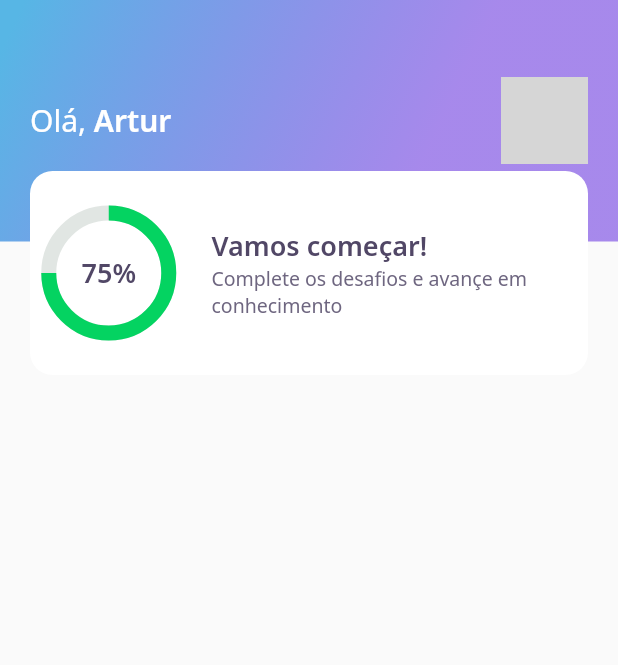
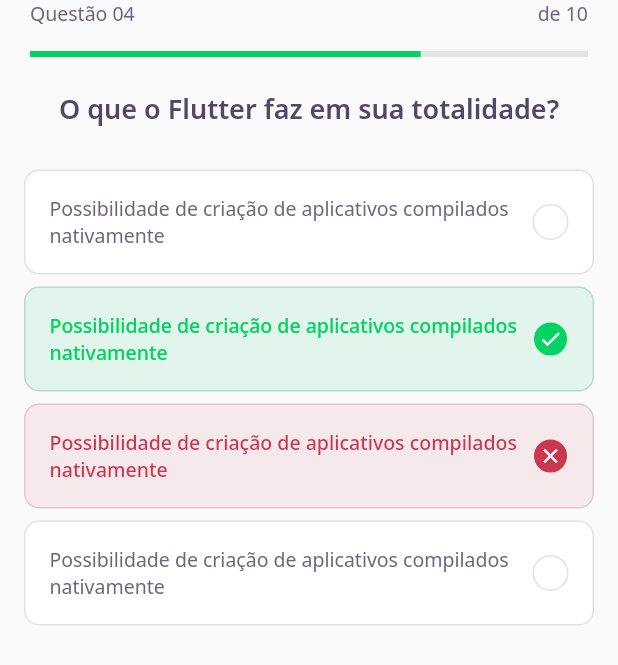
Before and after one commit to arturschaefer/Flutter-Playground, a Flutter app: the screen it shows after launch, on a phone screen of 412 x 824 dp. Shown: the top 665 px of the screen. Run offline on Flutter 3.47's test engine with Material 2 defaults, Android fonts, the phone set to English and light mode, and no system bars; our stand-ins replace google_fonts, rx_notifier, socket_io_client; grey boxes are pictures that could not be loaded.

Commit message:
feature: second class

```diff
--- /dev/null
+++ b/devquiz/lib/challenge/challenge_page.dart
@@ -0,0 +1,25 @@
+import 'package:DevQuiz/challenge/widgets/question_indicator/question_indicator_widget.dart';
+import 'package:DevQuiz/challenge/widgets/quiz/quiz_widget.dart';
+import 'package:flutter/material.dart';
+
+class ChallengePage extends StatefulWidget {
+  ChallengePage({Key? key}) : super(key: key);
+
+  @override
+  _ChallengePageState createState() => _ChallengePageState();
+}
+
+class _ChallengePageState extends State<ChallengePage> {
+  @override
+  Widget build(BuildContext context) {
+    return Scaffold(
+      appBar: PreferredSize(
+        preferredSize: Size.fromHeight(60),
+        child: SafeArea(
+          child: QuestionIndicatorWidget(),
+        ),
+      ),
+      body: QuizWidget(title: "O que o Flutter faz em sua totalidade?"),
+    );
+  }
+}
--- /dev/null
+++ b/devquiz/lib/challenge/widgets/answer/answer_widget.dart
@@ -0,0 +1,77 @@
+import 'package:DevQuiz/core/core.dart';
+import 'package:flutter/material.dart';
+
+class AnswerWidget extends StatelessWidget {
+  final String title;
+  final bool isRight;
+  final bool isSelected;
+
+  const AnswerWidget({
+    Key? key,
+    required this.title,
+    this.isRight = false,
+    this.isSelected = false,
+  }) : super(key: key);
+
+  Color get _selectedColorRight =>
+      isRight ? AppColors.darkGreen : AppColors.darkRed;
+
+  Color get _selectedBorderRight =>
+      isRight ? AppColors.lightGreen : AppColors.lightRed;
+
+  Color get _selectedColorCardRight =>
+      isRight ? AppColors.lightGreen : AppColors.lightRed;
+
+  Color get _selectedBorderCardRight =>
+      isRight ? AppColors.green : AppColors.red;
+
+  TextStyle get _selectedTextStyleRight =>
+      isRight ? AppTextStyles.bodyDarkGreen : AppTextStyles.bodyDarkRed;
+
+  IconData get _selectedIconRight => isRight ? Icons.check : Icons.close;
+
+  @override
+  Widget build(BuildContext context) {
+    return Padding(
+      padding: const EdgeInsets.symmetric(horizontal: 16.0, vertical: 4),
+      child: Container(
+        padding: EdgeInsets.all(16.0),
+        decoration: BoxDecoration(
+          color: isSelected ? _selectedColorCardRight : AppColors.white,
+          borderRadius: BorderRadius.circular(10),
+          border: Border.fromBorderSide(BorderSide(
+              color: isSelected ? _selectedBorderCardRight : AppColors.border)),
+        ),
+        child: Row(
+          mainAxisAlignment: MainAxisAlignment.spaceBetween,
+          children: [
+            Expanded(
+              child: Text(
+                title,
+                style:
+                    isSelected ? _selectedTextStyleRight : AppTextStyles.body,
+              ),
+            ),
+            Container(
+                width: 24,
+                height: 24,
+                decoration: BoxDecoration(
+                    color: isSelected ? _selectedColorRight : AppColors.white,
+                    borderRadius: BorderRadius.circular(500),
+                    border: Border.fromBorderSide(BorderSide(
+                        color: isSelected
+                            ? _selectedBorderRight
+                            : AppColors.border))),
+                child: isSelected
+                    ? Icon(
+                        _selectedIconRight,
+                        size: 16,
+                        color: Colors.white,
+                      )
+                    : null)
+          ],
+        ),
+      ),
+    );
+  }
+}
--- /dev/null
+++ b/devquiz/lib/challenge/widgets/question_indicator/question_indicator_widget.dart
@@ -0,0 +1,35 @@
+import 'package:DevQuiz/core/core.dart';
+import 'package:DevQuiz/shared/widgets/progress_indicator/progress_indicator_widget.dart';
+import 'package:flutter/material.dart';
+
+class QuestionIndicatorWidget extends StatelessWidget {
+  const QuestionIndicatorWidget({Key? key}) : super(key: key);
+
+  @override
+  Widget build(BuildContext context) {
+    return Container(
+      padding: const EdgeInsets.symmetric(horizontal: 20.0),
+      child: Column(
+        children: [
+          Row(
+            mainAxisAlignment: MainAxisAlignment.spaceBetween,
+            children: [
+              Text(
+                "Questão 04",
+                style: AppTextStyles.body,
+              ),
+              Text(
+                "de 10",
+                style: AppTextStyles.body,
+              )
+            ],
+          ),
+          SizedBox(
+            height: 16,
+          ),
+          ProgressIndicatorWidget(value: 0.7)
+        ],
+      ),
+    );
+  }
+}
--- /dev/null
+++ b/devquiz/lib/challenge/widgets/quiz/quiz_widget.dart
@@ -0,0 +1,45 @@
+import 'package:DevQuiz/challenge/widgets/answer/answer_widget.dart';
+import 'package:DevQuiz/core/core.dart';
+import 'package:flutter/material.dart';
+
+class QuizWidget extends StatelessWidget {
+  final String title;
+  const QuizWidget({Key? key, required this.title}) : super(key: key);
+
+  @override
+  Widget build(BuildContext context) {
+    return Container(
+      child: Column(
+        children: [
+          Text(
+            title,
+            style: AppTextStyles.heading,
+          ),
+          SizedBox(
+            height: 24,
+          ),
+          AnswerWidget(
+              title:
+                  "Possibilidade de criação de aplicativos compilados nativamente"),
+          AnswerWidget(
+            title:
+                "Possibilidade de criação de aplicativos compilados nativamente",
+            isRight: true,
+            isSelected: true,
+          ),
+          AnswerWidget(
+            title:
+                "Possibilidade de criação de aplicativos compilados nativamente",
+            isRight: false,
+            isSelected: true,
+          ),
+          AnswerWidget(
+            title:
+                "Possibilidade de criação de aplicativos compilados nativamente",
+            isSelected: false,
+          )
+        ],
+      ),
+    );
+  }
+}
--- a/devquiz/lib/core/app_widget.dart
+++ b/devquiz/lib/core/app_widget.dart
@@ -1,3 +1,4 @@
+import 'package:DevQuiz/challenge/challenge_page.dart';
 import 'package:DevQuiz/home/home_page.dart';
 import 'package:flutter/material.dart';
 
@@ -6,7 +7,7 @@ class AppWidget extends StatelessWidget {
   Widget build(BuildContext context) {
     return MaterialApp(
       title: "DevQuiz",
-      home: HomePage(),
+      home: ChallengePage(),
     );
   }
 }
--- /dev/null
+++ b/devquiz/lib/shared/widgets/progress_indicator/progress_indicator_widget.dart
@@ -0,0 +1,20 @@
+import 'package:DevQuiz/core/app_colors.dart';
+import 'package:flutter/material.dart';
+
+class ProgressIndicatorWidget extends StatelessWidget {
+  final double value;
+
+  const ProgressIndicatorWidget({Key? key, required this.value})
+      : super(key: key);
+
+  @override
+  Widget build(BuildContext context) {
+    return Container(
+      child: LinearProgressIndicator(
+        value: value,
+        backgroundColor: AppColors.chartSecondary,
+        valueColor: AlwaysStoppedAnimation<Color>(AppColors.chartPrimary),
+      ),
+    );
+  }
+}
```
Also changed, not shown: devquiz/lib/home/home_page.dart (+33 -0 lines), devquiz/lib/home/widgets/level_button/level_button_widget.dart (+45 -4 lines), devquiz/lib/home/widgets/quiz_card/quiz_card_widget.dart (added, +53 -0 lines), 5 other files.
